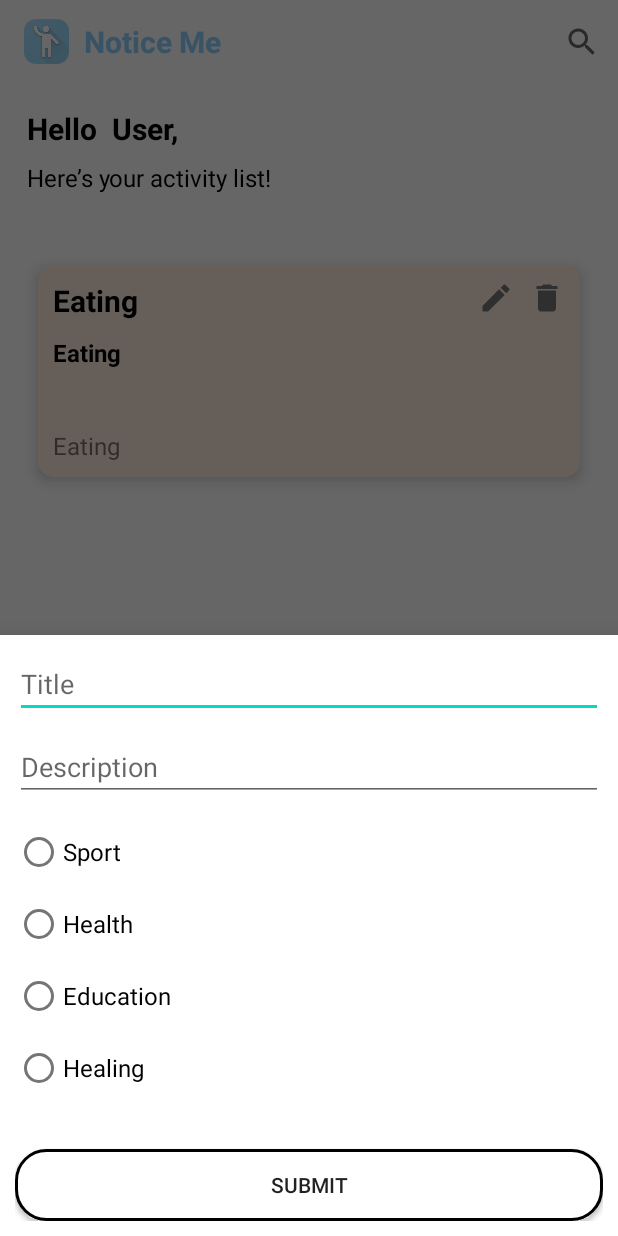
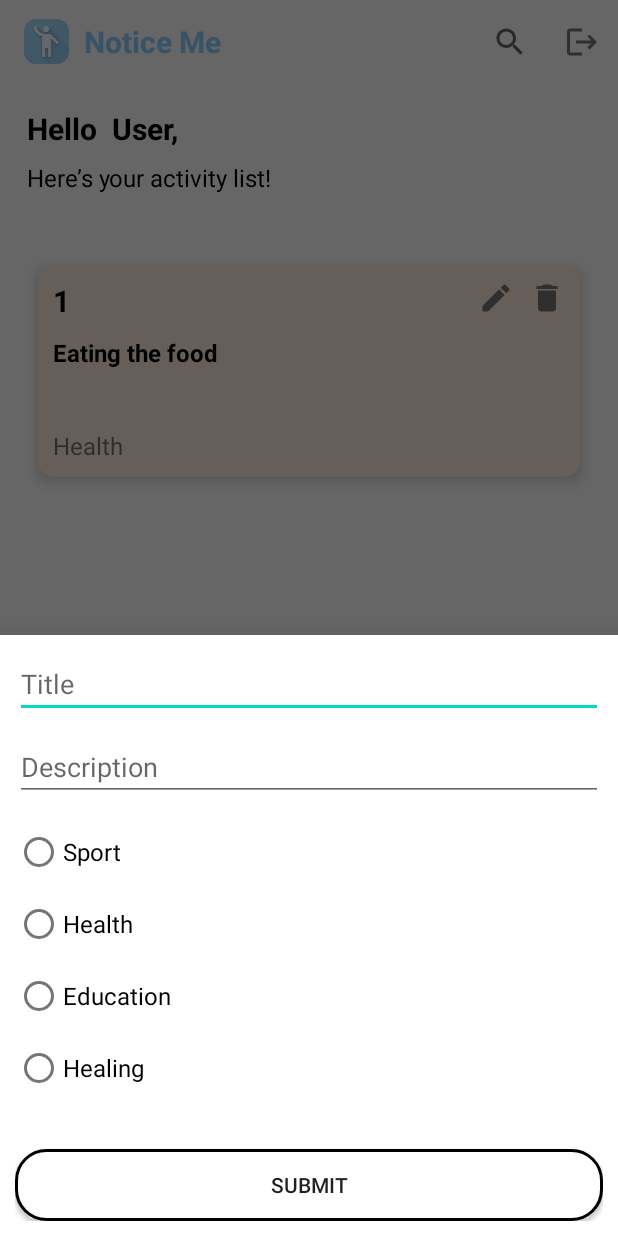
Before and after one commit to Dwikaputra11/NoticeMe, an Android app: the HomeFragment screen opened through its navigation route, after a tap on "Add Note", on a phone screen of 412 x 824 dp. Run offline under Robolectric (Android 15) with nearby library versions, the phone set to English and light mode, and no system bars; our stand-ins replace Room's generated code; Roboto replaces fonts that are not available here; 1 statement that could not run was skipped.

Commit message:
Challenge Chapter 4: Update and Delete Note from Database Complete.

```diff
--- a/app/src/main/java/com/example/noticeme/adapter/NoteItemAdapter.kt
+++ b/app/src/main/java/com/example/noticeme/adapter/NoteItemAdapter.kt
@@ -1,15 +1,31 @@
 package com.example.noticeme.adapter
 
+import android.content.Context
 import android.util.Log
 import android.view.LayoutInflater
 import android.view.ViewGroup
+import androidx.appcompat.app.AppCompatActivity
 import androidx.recyclerview.widget.AsyncListDiffer
 import androidx.recyclerview.widget.DiffUtil
 import androidx.recyclerview.widget.RecyclerView
 import com.example.noticeme.model.Note
 import com.example.noticeme.databinding.NoteItemBinding
+import com.example.noticeme.dummy.DummyData
+import com.example.noticeme.dummy.QueryMenu
+import com.example.noticeme.ui.BottomSheetNoteFragment
 
 class NoteItemAdapter(): RecyclerView.Adapter<NoteItemAdapter.ViewHolder>() {
+
+    private lateinit var context: Context
+    private lateinit var listener: OnItemClickListener
+
+    interface OnItemClickListener{
+        fun onItemClick(menu: QueryMenu, note: Note)
+    }
+
+    fun setOnItemClickListener(listener: OnItemClickListener){
+        this.listener = listener
+    }
 
     private var diffCallback = object : DiffUtil.ItemCallback<Note>(){
         override fun areItemsTheSame(oldItem: Note, newItem: Note): Boolean {
@@ -23,20 +39,32 @@ class NoteItemAdapter(): RecyclerView.Adapter<NoteItemAdapter.ViewHolder>() {
 
     private val differ = AsyncListDiffer(this, diffCallback)
 
-    class ViewHolder(var binding: NoteItemBinding):RecyclerView.ViewHolder(binding.root) {
-
+    inner class ViewHolder(var binding: NoteItemBinding):RecyclerView.ViewHolder(binding.root) {
+        init {
+            binding.ivNoteEdit.setOnClickListener {
+                listener.onItemClick(QueryMenu.EDIT, differ.currentList[adapterPosition])
+            }
+            binding.ivNoteDelete.setOnClickListener {
+                listener.onItemClick(QueryMenu.DELETE,differ.currentList[adapterPosition])
+            }
+        }
     }
 
     override fun onCreateViewHolder(parent: ViewGroup, viewType: Int): ViewHolder {
         val binding = NoteItemBinding.inflate(LayoutInflater.from(parent.context), parent, false)
+        context = parent.context
         return ViewHolder(binding)
     }
 
     override fun onBindViewHolder(holder: ViewHolder, position: Int) {
         Log.d("Adapter", "onBindViewHolder: $position updated")
-        holder.binding.tvNoteTitle.text = differ.currentList[position].title
-        holder.binding.tvNoteDesc.text = differ.currentList[position].title
-        holder.binding.tvNoteCategory.text = differ.currentList[position].title
+        holder.binding.tvNoteTitle.text = differ.currentList[position].id.toString()
+        holder.binding.tvNoteDesc.text = differ.currentList[position].desc
+        holder.binding.tvNoteCategory.text = differ.currentList[position].category
+//        holder.binding.ivNoteEdit.setOnClickListener {
+//            val noteBottomSheetFragment = BottomSheetNoteFragment()
+//            noteBottomSheetFragment.show((context as AppCompatActivity).supportFragmentManager.beginTransaction(), noteBottomSheetFragment.tag)
+//        }
     }
 
     override fun getItemCount(): Int {
--- a/app/src/main/java/com/example/noticeme/model/NoteViewModel.kt
+++ b/app/src/main/java/com/example/noticeme/model/NoteViewModel.kt
@@ -10,7 +10,7 @@ import kotlinx.coroutines.launch
 
 class NoteViewModel(application: Application) : AndroidViewModel(application) {
 
-    val readAllData:LiveData<List<Note>>
+    private val readAllData:LiveData<List<Note>>
     private val repository: NoteRepository
 
     init {
--- a/app/src/main/java/com/example/noticeme/ui/HomeFragment.kt
+++ b/app/src/main/java/com/example/noticeme/ui/HomeFragment.kt
@@ -4,21 +4,28 @@ import android.annotation.SuppressLint
 import android.content.Context
 import android.content.SharedPreferences
 import android.os.Bundle
+import android.util.Log
+import android.view.*
+import android.widget.Toast
 import androidx.fragment.app.Fragment
-import android.view.LayoutInflater
-import android.view.View
-import android.view.ViewGroup
+import androidx.appcompat.app.AlertDialog
+import androidx.core.view.MenuHost
+import androidx.core.view.MenuProvider
+import androidx.lifecycle.Lifecycle
 import androidx.lifecycle.Observer
 import androidx.lifecycle.ViewModelProvider
+import androidx.navigation.Navigation
+import androidx.navigation.fragment.findNavController
 import androidx.recyclerview.widget.LinearLayoutManager
+import com.example.noticeme.R
 import com.example.noticeme.adapter.NoteItemAdapter
 import com.example.noticeme.databinding.FragmentHomeBinding
+import com.example.noticeme.dummy.QueryMenu
 import com.example.noticeme.model.Note
 import com.example.noticeme.model.NoteViewModel
 import com.example.noticeme.sharedpref.SharedPref
-import java.util.ArrayList
 
-class HomeFragment : Fragment() {
+class HomeFragment : Fragment(), MenuProvider {
 
     private lateinit var binding: FragmentHomeBinding
     private lateinit var sharedPref: SharedPreferences
@@ -36,22 +43,39 @@ class HomeFragment : Fragment() {
     @SuppressLint("SetTextI18n")
     override fun onViewCreated(view: View, savedInstanceState: Bundle?) {
         sharedPref = activity?.getSharedPreferences(SharedPref.name, Context.MODE_PRIVATE)!!
-        // TODO make the right view model and integrate with the repository
         noteVM = ViewModelProvider(this)[NoteViewModel::class.java]
         setView()
 
         binding.fabAddNote.setOnClickListener {
-            val addNoteBottomSheetFragment = BottomSheetAddNoteFragment()
-            addNoteBottomSheetFragment.show(activity?.supportFragmentManager?.beginTransaction()!!, addNoteBottomSheetFragment.tag)
+            showBottomSheet(menu = QueryMenu.ADD, null)
         }
+
+        // setting toolbar menu item to clickable
+        // TODO: logout icon not showing alert dialog
+        val menuHost: MenuHost = requireActivity()
+        menuHost.addMenuProvider(this, viewLifecycleOwner, Lifecycle.State.RESUMED)
+    }
+
+    fun showBottomSheet(menu: QueryMenu, note: Note?){
+        val addNoteBottomSheetFragment = BottomSheetNoteFragment(menu, note)
+        addNoteBottomSheetFragment.show(activity?.supportFragmentManager?.beginTransaction()!!, addNoteBottomSheetFragment.tag)
     }
 
     private fun setView(){
         val username = sharedPref.getString(SharedPref.username, "User")
         binding.tvUsername.text = "$username,"
         noteItemAdapter = NoteItemAdapter()
-        noteVM.readAllData.observe(viewLifecycleOwner, Observer { notes ->
+        noteVM.getAllNotes().observe(viewLifecycleOwner, Observer { notes ->
             noteItemAdapter.setNoteList(notes as List<Note>)
+        })
+        noteItemAdapter.setOnItemClickListener(object : NoteItemAdapter.OnItemClickListener{
+            override fun onItemClick(menu: QueryMenu, note: Note) {
+                when(menu){
+                    QueryMenu.EDIT-> showBottomSheet(QueryMenu.EDIT, note)
+                    QueryMenu.DELETE-> deleteItem(note)
+                    else -> null
+                }
+            }
         })
         val layoutManager = object: LinearLayoutManager(context){
             override fun canScrollVertically(): Boolean {
@@ -60,7 +84,45 @@ class HomeFragment : Fragment() {
         }
         binding.rvNoteList.layoutManager = layoutManager
         binding.rvNoteList.adapter = noteItemAdapter
+    }
 
+    // Delete Success
+    private fun deleteItem(note: Note) {
+        val builder = AlertDialog.Builder(requireContext())
+        builder.setPositiveButton("Yes") { _, _ ->
+            noteVM.deleteNote(note)
+            Toast.makeText(
+                requireContext(),
+                "Successfully removed: ${note.title}",
+                Toast.LENGTH_SHORT).show()
+        }
+        builder.setNegativeButton("No") { _, _ -> }
+        builder.setTitle("Delete ${note.title}?")
+        builder.setMessage("Are you sure you want to delete ${note.title}?")
+        builder.create().show()
+    }
+
+    override fun onCreateMenu(menu: Menu, menuInflater: MenuInflater) {
+        menuInflater.inflate(R.menu.menu,menu)
+    }
+
+    override fun onMenuItemSelected(menuItem: MenuItem): Boolean {
+        return when(menuItem.itemId) {
+            R.id.logout -> {
+                Log.d("Menu Item", "onMenuItemSelected: Logout Clicked")
+                val builder = AlertDialog.Builder(requireContext())
+                builder.setPositiveButton("Yes") { _, _ ->
+                    Navigation.findNavController(binding.root)
+                        .navigate(R.id.action_homeFragment_to_loginFragment)
+                }
+                builder.setNegativeButton("No") { _, _ -> }
+                builder.setTitle("Logout your account?")
+                builder.setMessage("Are you sure to logout your account?")
+                builder.create().show()
+                true
+            }
+            else -> false
+        }
     }
 
 }
--- /dev/null
+++ b/app/src/main/res/drawable/ic_baseline_logout_24.xml
@@ -0,0 +1,5 @@
+<vector android:autoMirrored="true" android:height="24dp"
+    android:tint="#777777" android:viewportHeight="24"
+    android:viewportWidth="24" android:width="24dp" xmlns:android="http://schemas.android.com/apk/res/android">
+    <path android:fillColor="@android:color/white" android:pathData="M17,7l-1.41,1.41L18.17,11H8v2h10.17l-2.58,2.58L17,17l5,-5zM4,5h8V3H4c-1.1,0 -2,0.9 -2,2v14c0,1.1 0.9,2 2,2h8v-2H4V5z"/>
+</vector>
--- a/app/src/main/res/layout/fragment_bottom_sheet_add_note.xml
+++ b/app/src/main/res/layout/fragment_bottom_sheet_add_note.xml
@@ -6,7 +6,7 @@
     android:padding="10dp"
     android:orientation="vertical"
     android:background="@drawable/top_radius_20_dp"
-    tools:context=".ui.BottomSheetAddNoteFragment">
+    tools:context=".ui.BottomSheetNoteFragment">
 
     <EditText
         android:id="@+id/etInputTitle"
--- a/app/src/main/res/layout/fragment_home.xml
+++ b/app/src/main/res/layout/fragment_home.xml
@@ -15,7 +15,7 @@
         app:layout_constraintStart_toStartOf="parent"
         app:layout_constraintTop_toTopOf="parent">
 
-        <include layout="@layout/toolbar" />
+        <include android:id="@+id/toolbar" layout="@layout/toolbar" />
     </com.google.android.material.appbar.AppBarLayout>
 
     <ScrollView
--- a/app/src/main/res/menu/menu.xml
+++ b/app/src/main/res/menu/menu.xml
@@ -8,4 +8,10 @@
         android:title="Search"
         app:showAsAction="always"
         app:actionViewClass="android.widget.SearchView" />
+    <item
+        android:id="@+id/logout"
+        android:icon="@drawable/ic_baseline_logout_24"
+        android:title="Logout"
+        app:showAsAction="ifRoom"
+        />
 </menu>
--- a/app/src/main/res/navigation/navigation.xml
+++ b/app/src/main/res/navigation/navigation.xml
@@ -64,7 +64,7 @@
     </fragment>
     <fragment
         android:id="@+id/bottomSheetAddNoteFragment"
-        android:name="com.example.noticeme.ui.BottomSheetAddNoteFragment"
+        android:name="com.example.noticeme.ui.BottomSheetNoteFragment"
         android:label="fragment_bottom_sheet_add_note"
         tools:layout="@layout/fragment_bottom_sheet_add_note" />
 </navigation>
```
Also changed, not shown: app/src/main/java/com/example/noticeme/dummy/DummyData.kt (+22 -4 lines), app/src/main/java/com/example/noticeme/ui/BottomSheetNoteFragment.kt (renamed from app/src/main/java/com/example/noticeme/ui/BottomSheetAddNoteFragment.kt, +38 -5 lines).
